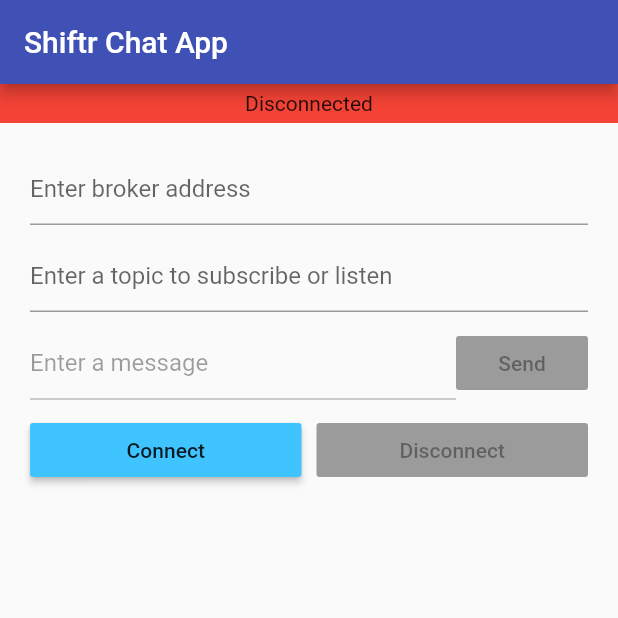
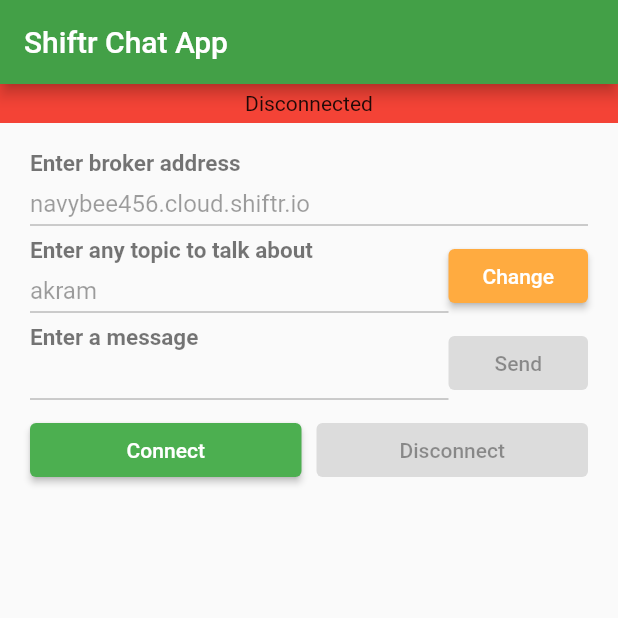
Before and after one commit to akram-mohammad/shiftr_flutter_chat_app, a Flutter app: the screen it shows after launch, on a phone screen of 412 x 824 dp, the top half of it. Run offline on Flutter 3.47's test engine with Material 2 defaults, Android fonts, the phone set to English and light mode, and no system bars; missing offline and left inert: mqtt_client.

Commit message:
code reformed / conditions added to textfields

```diff
--- a/lib/mqtt/mqtt_helper.dart
+++ b/lib/mqtt/mqtt_helper.dart
@@ -21,7 +21,8 @@ class MQTTManager {
         _currentState = state;
 
   void initializeMQTTClient() {
-    _client = MqttServerClient('navybee456.cloud.shiftr.io', _identifier);
+    _client = MqttServerClient(
+        _host.isNotEmpty ? _host : 'navybee456.cloud.shiftr.io', _identifier);
     _client.port = 1883;
     _client.keepAlivePeriod = 20;
     _client.onDisconnected = onDisconnected;
@@ -32,7 +33,9 @@ class MQTTManager {
 
     final MqttConnectMessage connMess = MqttConnectMessage()
         .withClientIdentifier(_identifier)
-        .withWillTopic('akram') // If you set this you must set a will message
+        .withWillTopic(_topic.isNotEmpty
+            ? _topic
+            : 'akram') // If you set this you must set a will message
         .withWillMessage('My Will message')
         .startClean() // Non persistent session for testing
         .withWillQos(MqttQos.atLeastOnce);
@@ -60,7 +63,8 @@ class MQTTManager {
   void publish(String message) {
     final MqttClientPayloadBuilder builder = MqttClientPayloadBuilder();
     builder.addString(message);
-    _client.publishMessage('akram', MqttQos.exactlyOnce, builder.payload);
+    _client.publishMessage(_topic.isNotEmpty ? _topic : 'akram',
+        MqttQos.exactlyOnce, builder.payload);
   }
 
   // _client.onSubscribed = onSubscribed;
@@ -80,7 +84,8 @@ class MQTTManager {
   void onConnected() {
     _currentState.setAppConnectionState(MQTTAppConnectionState.connected);
     print('Mosquitto client connected....');
-    _client.subscribe('akram', MqttQos.atLeastOnce);
+    _client.subscribe(
+        _topic.isNotEmpty ? _topic : 'akram', MqttQos.atLeastOnce);
     _client.updates.listen((List<MqttReceivedMessage<MqttMessage>> c) {
       final MqttPublishMessage recMess = c[0].payload;
       final String pt =
--- a/lib/ui/chat_screen.dart
+++ b/lib/ui/chat_screen.dart
@@ -17,6 +17,7 @@ class _MQTTViewState extends State<MQTTView> {
   final TextEditingController _topicTextController = TextEditingController();
   MessageProvider currentAppState;
   MQTTManager manager;
+  bool isChangeable = false;
 
   void _configureAndConnect() {
     String osPrefix = 'Flutter_iOS';
@@ -53,7 +54,7 @@ class _MQTTViewState extends State<MQTTView> {
     final Scaffold scaffold = Scaffold(
       appBar: AppBar(
         title: Text('Shiftr Chat App'),
-        backgroundColor: Colors.indigo,
+        backgroundColor: Colors.green[600],
       ),
       body: SingleChildScrollView(
         child: Column(
@@ -73,13 +74,27 @@ class _MQTTViewState extends State<MQTTView> {
       padding: const EdgeInsets.all(20.0),
       child: Column(
         children: <Widget>[
-          _buildTextFieldWith(_hostTextController, 'Enter broker address',
-              currentAppState.getAppConnectionState),
+          _buildTextFieldWith(
+              _hostTextController,
+              'Enter broker address',
+              currentAppState.getAppConnectionState,
+              'navybee456.cloud.shiftr.io',
+              isMessage: false),
           const SizedBox(height: 10),
-          _buildTextFieldWith(
-              _topicTextController,
-              'Enter a topic to subscribe or listen',
-              currentAppState.getAppConnectionState),
+          Row(
+            children: [
+              Expanded(
+                flex: 3,
+                child: _buildTextFieldWith(
+                    _topicTextController,
+                    'Enter any topic to talk about',
+                    currentAppState.getAppConnectionState,
+                    'akram',
+                    isMessage: false),
+              ),
+              Expanded(child: _buildChangeButton('Change'))
+            ],
+          ),
           const SizedBox(height: 10),
           _buildPublishMessageRow(),
           const SizedBox(height: 10),
@@ -94,10 +109,13 @@ class _MQTTViewState extends State<MQTTView> {
       mainAxisAlignment: MainAxisAlignment.spaceEvenly,
       children: <Widget>[
         Expanded(
+          flex: 3,
           child: _buildTextFieldWith(_messageTextController, 'Enter a message',
-              currentAppState.getAppConnectionState),
+              currentAppState.getAppConnectionState, '',
+              isMessage: true),
         ),
-        _buildSendButtonFrom(currentAppState.getAppConnectionState)
+        Expanded(
+            child: _buildSendButtonFrom(currentAppState.getAppConnectionState))
       ],
     );
   }
@@ -129,7 +147,8 @@ class _MQTTViewState extends State<MQTTView> {
   }
 
   Widget _buildTextFieldWith(TextEditingController controller, String hintText,
-      MQTTAppConnectionState state) {
+      MQTTAppConnectionState state, String labelText,
+      {bool isMessage}) {
     bool shouldEnable = false;
     if (controller == _messageTextController &&
         state == MQTTAppConnectionState.connected) {
@@ -141,13 +160,20 @@ class _MQTTViewState extends State<MQTTView> {
       shouldEnable = true;
     }
     return TextField(
-      enabled: shouldEnable,
+      enabled: shouldEnable && (isChangeable || isMessage),
       controller: controller,
       decoration: InputDecoration(
-        contentPadding:
-            const EdgeInsets.only(left: 0, bottom: 0, top: 0, right: 0),
-        labelText: hintText,
-      ),
+          floatingLabelBehavior: labelText != null
+              ? FloatingLabelBehavior.always
+              : FloatingLabelBehavior.never,
+          contentPadding:
+              const EdgeInsets.only(left: 0, bottom: 0, top: 0, right: 0),
+          labelText: hintText,
+          labelStyle: TextStyle(
+              color: Colors.black54,
+              fontWeight: FontWeight.bold,
+              fontSize: 20.0),
+          hintText: labelText != null ? labelText : null),
     );
   }
 
@@ -168,8 +194,10 @@ class _MQTTViewState extends State<MQTTView> {
     return Row(
       children: <Widget>[
         Expanded(
-          child: RaisedButton(
-            color: Colors.lightBlueAccent,
+          child: ElevatedButton(
+            style: ElevatedButton.styleFrom(
+              primary: Colors.green,
+            ),
             child: const Text('Connect'),
             onPressed: state == MQTTAppConnectionState.disconnected
                 ? _configureAndConnect
@@ -178,8 +206,10 @@ class _MQTTViewState extends State<MQTTView> {
         ),
         const SizedBox(width: 10),
         Expanded(
-          child: RaisedButton(
-            color: Colors.redAccent,
+          child: ElevatedButton(
+            style: ElevatedButton.styleFrom(
+              primary: Colors.redAccent,
+            ),
             child: const Text('Disconnect'),
             onPressed: state == MQTTAppConnectionState.connected
                 ? _disconnect
@@ -191,8 +221,10 @@ class _MQTTViewState extends State<MQTTView> {
   }
 
   Widget _buildSendButtonFrom(MQTTAppConnectionState state) {
-    return RaisedButton(
-      color: Colors.green,
+    return ElevatedButton(
+      style: ElevatedButton.styleFrom(
+        primary: Colors.green,
+      ),
       child: const Text('Send'),
       onPressed: state == MQTTAppConnectionState.connected
           ? () {
@@ -201,4 +233,18 @@ class _MQTTViewState extends State<MQTTView> {
           : null, //
     );
   }
+
+  Widget _buildChangeButton(String title) {
+    return ElevatedButton(
+      style: ElevatedButton.styleFrom(
+        primary: Colors.orangeAccent,
+      ),
+      child: Text(title),
+      onPressed: () {
+        setState(() {
+          isChangeable = true;
+        });
+      }, //
+    );
+  }
 }
```
